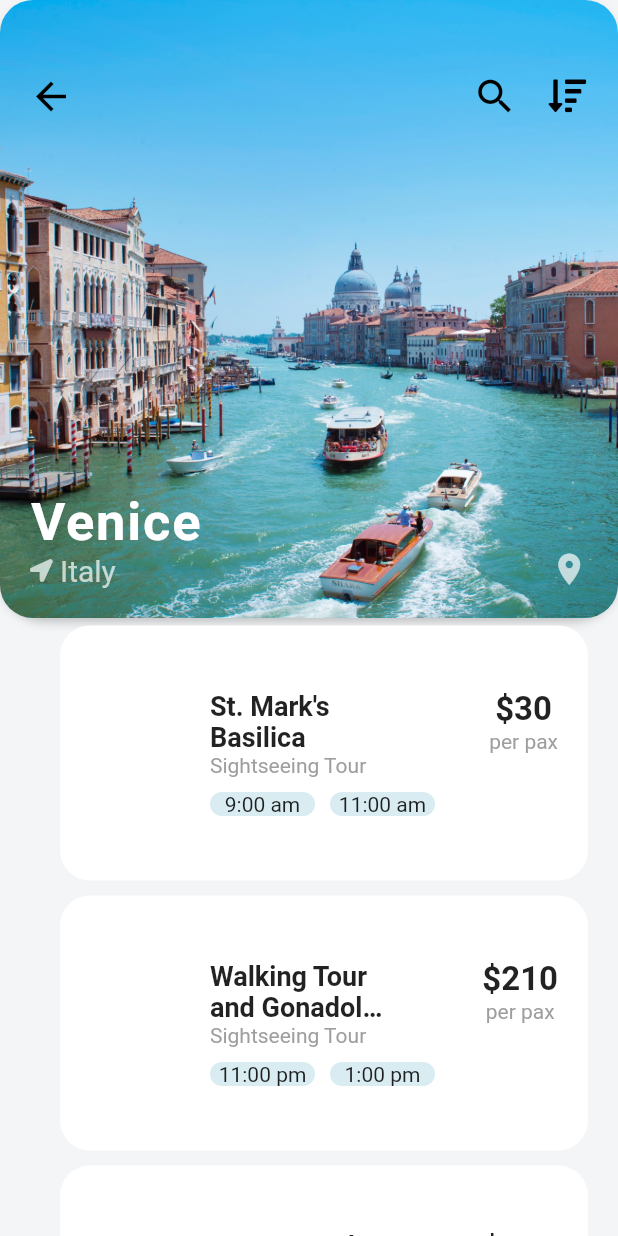
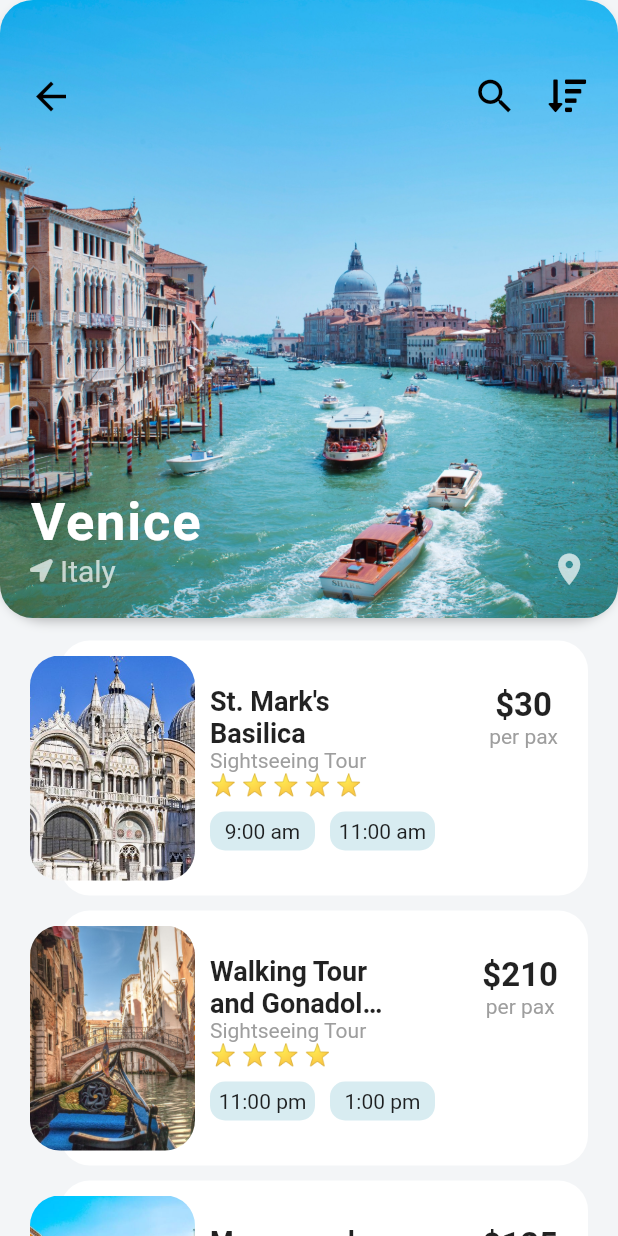
Before and after one commit to sanjaykarki/travel_app, a Flutter app: the screen it shows after launch, after a tap on an icon or button, on a phone screen of 412 x 824 dp. Run offline on Flutter 3.47's test engine with Material 2 defaults, Android fonts, the phone set to English and light mode, and no system bars; our stand-ins replace font_awesome_flutter; network calls fail.

Commit message:
added ratings and activity image

```diff
--- a/lib/screens/destination_screen.dart
+++ b/lib/screens/destination_screen.dart
@@ -13,6 +13,15 @@ class DestinationScreen extends StatefulWidget {
 }
 
 class _DestinationScreenState extends State<DestinationScreen> {
+  Text _buildRatingStars(int rating) {
+    String stars = '';
+    for (int i = 0; i < rating; i++) {
+      stars += '⭐ ';
+    }
+    stars.trim();
+    return Text(stars);
+  }
+
   @override
   Widget build(BuildContext context) {
     return Scaffold(
@@ -124,6 +133,7 @@ class _DestinationScreenState extends State<DestinationScreen> {
           ),
           Expanded(
             child: ListView.builder(
+              padding: EdgeInsets.only(top: 10.0, bottom: 15.0),
               itemCount: widget.destination.activities.length,
               itemBuilder: (BuildContext context, int index) {
                 Activity activity = widget.destination.activities[index];
@@ -185,13 +195,14 @@ class _DestinationScreenState extends State<DestinationScreen> {
                                 color: Colors.grey,
                               ),
                             ),
-                            // _buildRatingStars(activity.ratings),
+                            _buildRatingStars(activity.rating),
                             SizedBox(
                               height: 10.0,
                             ),
                             Row(
                               children: <Widget>[
                                 Container(
+                                  padding: EdgeInsets.all(5.0),
                                   width: 70.0,
                                   decoration: BoxDecoration(
                                     color: Theme.of(context).accentColor,
@@ -204,6 +215,7 @@ class _DestinationScreenState extends State<DestinationScreen> {
                                   width: 10.0,
                                 ),
                                 Container(
+                                  padding: EdgeInsets.all(5.0),
                                   width: 70.0,
                                   decoration: BoxDecoration(
                                     color: Theme.of(context).accentColor,
@@ -218,6 +230,21 @@ class _DestinationScreenState extends State<DestinationScreen> {
                         ),
                       ),
                     ),
+                    Positioned(
+                      left: 20.0,
+                      top: 15.0,
+                      bottom: 15.0,
+                      child: ClipRRect(
+                        borderRadius: BorderRadius.circular(20.0),
+                        child: Image(
+                          width: 110.0,
+                          image: AssetImage(
+                            activity.imageUrl,
+                          ),
+                          fit: BoxFit.cover,
+                        ),
+                      ),
+                    ),
                   ],
                 );
               },
```
